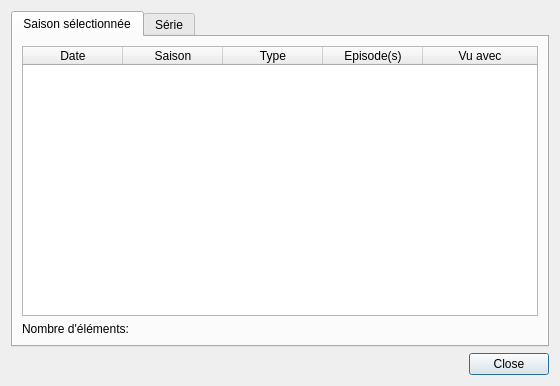
Above: src/ui/dialogs/view_history.ui from seigneurfuo/MyAnimeManager3 before the change. Below: the same form after it.
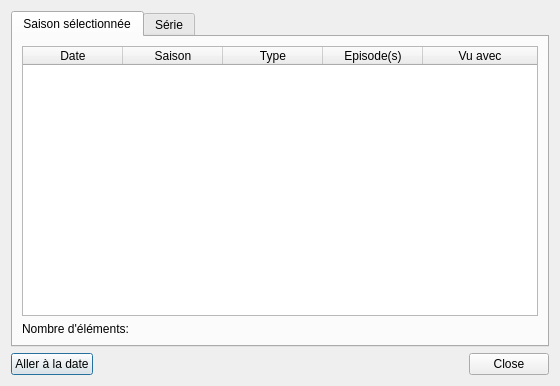
That is the form after the change. The open tabs and pages were chosen to show the change. Icons and pictures are not drawn.

Commit message: Ajout d'un bouton sur la liste des dates de visonnage qui permet d'aller directement à une date selectionnée sur le planning.

What changed in the file:
```diff
--- a/src/ui/dialogs/view_history.ui
+++ b/src/ui/dialogs/view_history.ui
@@ -138,6 +138,19 @@
     </widget>
    </item>
    <item>
+    <layout class="QHBoxLayout" name="horizontalLayout_2">
+     <item>
+      <widget class="QPushButton" name="pushButton">
+       <property name="text">
+        <string>Aller à la date</string>
+       </property>
+       <property name="icon">
+        <iconset>
+         <normaloff>../../resources/icons/film-timeline.png</normaloff>../../resources/icons/film-timeline.png</iconset>
+       </property>
+      </widget>
+     </item>
+     <item>
     <widget class="QDialogButtonBox" name="buttonBox">
      <property name="orientation">
       <enum>Qt::Horizontal</enum>
@@ -146,6 +159,8 @@
       <set>QDialogButtonBox::Close</set>
      </property>
     </widget>
+     </item>
+    </layout>
    </item>
   </layout>
  </widget>
```
Left out of the diff: 6 changed lines with no effect on the pictures. Lines whose indentation alone changed are shown as unchanged. The commit also changes 4 other files.
